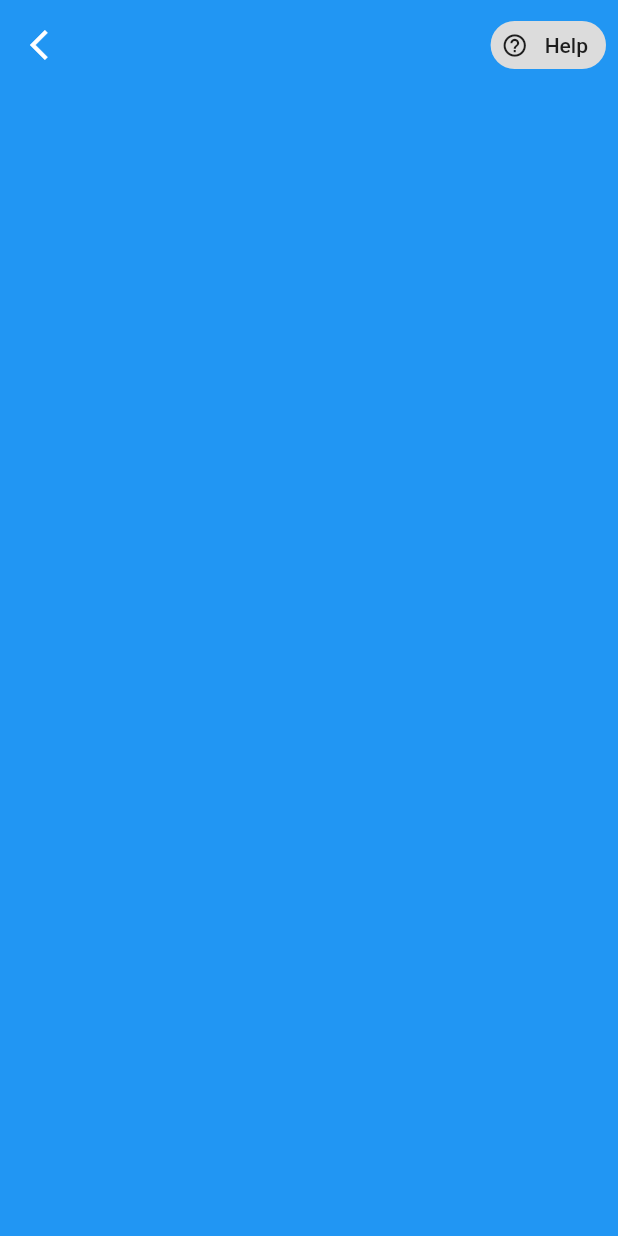
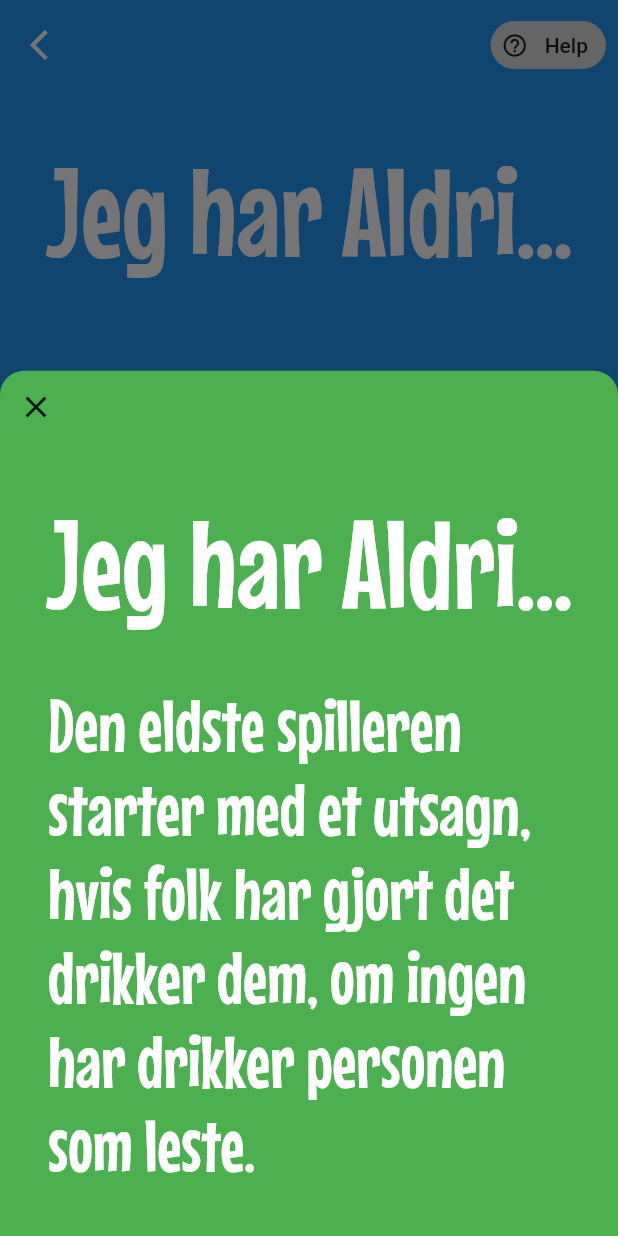
Before and after one commit to Akisan98/chin_chin, a Flutter app: the screen it shows after launch, after a tap on "Help", on a phone screen of 412 x 824 dp. Run offline on Flutter 3.47's test engine with Material 2 defaults, Android fonts, the phone set to English and light mode, and no system bars.

Commit message:
Some Progress

```diff
--- a/lib/main.dart
+++ b/lib/main.dart
@@ -1,10 +1,11 @@
+import 'package:chin_chin/pages/game_screen.dart';
 import 'package:chin_chin/pages/menu_screen.dart';
 import 'package:flutter/material.dart';
 
 void main() {
   runApp(
     const MaterialApp(
-      home: MenuScreen(),
+      home: GameScreen(),
       debugShowCheckedModeBanner: false,
     )
   );
--- /dev/null
+++ b/lib/pages/game_screen.dart
@@ -0,0 +1,33 @@
+import 'package:chin_chin/widgets/simple_appbar.dart';
+import 'package:flutter/material.dart';
+
+class GameScreen extends StatelessWidget {
+  const GameScreen({Key? key}) : super(key: key);
+
+  @override
+  Widget build(BuildContext context) {
+    return Scaffold(
+      backgroundColor: Colors.blue,
+      body: SafeArea(
+        child: Column(
+          children: const [
+            SimpleAppBar(),
+
+            // Header
+            Padding(
+              padding: EdgeInsets.only(top: 32, left: 16, right: 16),
+              child: Text(
+                "Jeg har Aldri...",
+                textScaleFactor: 6,
+                style: TextStyle(fontFamily: 'MouseMemoirs', color: Colors.white),
+              ),
+            ),
+
+            // PageView()
+
+          ],
+        ),
+      ),
+    );
+  }
+}
--- a/lib/pages/menu_screen.dart
+++ b/lib/pages/menu_screen.dart
@@ -12,7 +12,6 @@ class MenuScreen extends StatelessWidget {
       body: SafeArea(
         child: Column(
           children: const [
-            SimpleAppBar(),
           ],
         ),
       ),
--- /dev/null
+++ b/lib/widgets/info_modal_sheet.dart
@@ -0,0 +1,57 @@
+import 'package:flutter/cupertino.dart';
+import 'package:flutter/material.dart';
+
+/// Displayes Modal Sheet With Information About The Current Game,
+/// Triggered By Pressing the Action Chip In AppBar.
+class InfoSheet extends StatelessWidget {
+  const InfoSheet({Key? key}) : super(key: key);
+
+  @override
+  Widget build(BuildContext context) {
+    return DraggableScrollableSheet(
+      builder: (context, scrollController) {
+        return Expanded(
+          child: SingleChildScrollView(
+            controller: scrollController,
+            child: Column(
+              children: [
+
+                // Close Button
+                Align(
+                  alignment: Alignment.centerLeft,
+                  child: IconButton(
+                    onPressed: () => Navigator.pop(context),
+                    icon: const Icon(Icons.close)
+                  ),
+                ),
+
+                // Header
+                const Padding(
+                  padding: EdgeInsets.only(top: 32, left: 16, right: 16),
+                  child: Text(
+                    "Jeg har Aldri...",
+                    textScaleFactor: 6,
+                    style: TextStyle(fontFamily: 'MouseMemoirs', color: Colors.white),
+                  ),
+                ),
+
+                // Text
+                const Padding(
+                  padding: EdgeInsets.only(top: 32, left: 32, right: 32),
+                  child: Text(
+                    "Den eldste spilleren starter med et utsagn, hvis folk har gjort det drikker dem, om ingen har drikker personen som leste.",
+                    textScaleFactor: 3.5,
+                    style: TextStyle(fontFamily: 'MouseMemoirs', color: Colors.white),
+                  ),
+                ),
+              ],
+            ),
+          )
+        );
+      },
+      initialChildSize: 0.7,
+      maxChildSize: 0.9,
+      expand: false,
+    );
+  }
+}
--- a/lib/widgets/simple_appbar.dart
+++ b/lib/widgets/simple_appbar.dart
@@ -1,6 +1,8 @@
+import 'package:chin_chin/widgets/info_modal_sheet.dart';
 import 'package:flutter/cupertino.dart';
 import 'package:flutter/material.dart';
 
+/// Custom and Stylish Appbar to Replace The Standard One.
 class SimpleAppBar extends StatelessWidget {
   const SimpleAppBar({Key? key}) : super(key: key);
 
@@ -20,6 +22,7 @@ class SimpleAppBar extends StatelessWidget {
   }
 }
 
+/// Displayes Back Arrow For Exiting Page
 class BackButton extends StatelessWidget {
   const BackButton({Key? key}) : super(key: key);
 
@@ -40,6 +43,7 @@ class BackButton extends StatelessWidget {
   }
 }
 
+/// Displayes The Title of Page
 class BarTitle extends StatelessWidget {
   const BarTitle({Key? key}) : super(key: key);
 
@@ -66,6 +70,7 @@ class BarTitle extends StatelessWidget {
   }
 }
 
+/// For Displaying The Help Chip That Open The Info Sheet
 class HelpButton extends StatelessWidget {
   const HelpButton({Key? key}) : super(key: key);
 
@@ -74,12 +79,21 @@ class HelpButton extends StatelessWidget {
     return Align(
       alignment: Alignment.centerRight,
       child: Padding(
-        padding: EdgeInsets.fromLTRB(16, 0, 8, 0),
+        padding: const EdgeInsets.fromLTRB(16, 0, 8, 0),
         child: ActionChip(
-          label: Text("Help"),
-          avatar: Icon(Icons.help_outline),
-          onPressed: (){},
-
+          label: const Text("Help"),
+          avatar: const Icon(Icons.help_outline),
+          onPressed: (){
+            showModalBottomSheet(
+              builder: (context) => const InfoSheet(),
+              context: context,
+              shape: const RoundedRectangleBorder(
+                borderRadius: BorderRadius.only(topLeft: Radius.circular(16), topRight: Radius.circular(16))
+              ),
+              isScrollControlled: true,
+              backgroundColor: Colors.green,
+            );
+          },
         )
       )
     );
--- a/pubspec.yaml
+++ b/pubspec.yaml
@@ -31,6 +31,7 @@ dependencies:
     sdk: flutter
 
 
+
   # The following adds the Cupertino Icons font to your application.
   # Use with the CupertinoIcons class for iOS style icons.
   cupertino_icons: ^1.0.2
@@ -52,7 +53,10 @@ dev_dependencies:
 
 # The following section is specific to Flutter.
 flutter:
-
+  fonts:
+      - family: MouseMemoirs
+        fonts:
+          - asset: fonts/MouseMemoirs-Regular.ttf
   # The following line ensures that the Material Icons font is
   # included with your application, so that you can use the icons in
   # the material Icons class.
```
Also changed, not shown: fonts/MouseMemoirs-Regular.ttf (added).
